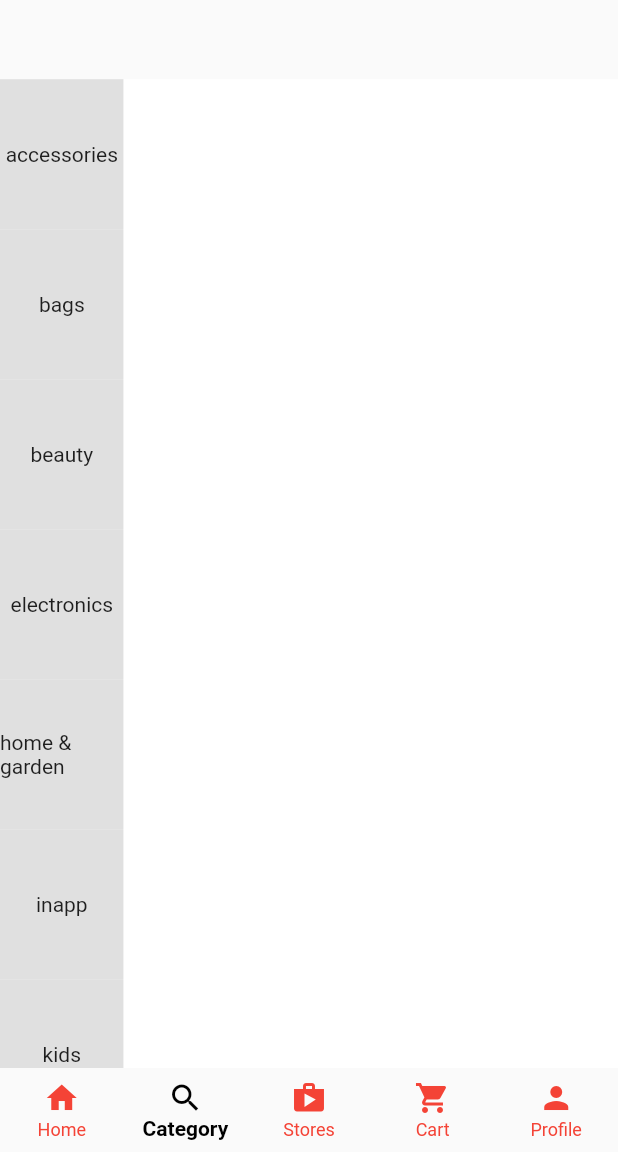
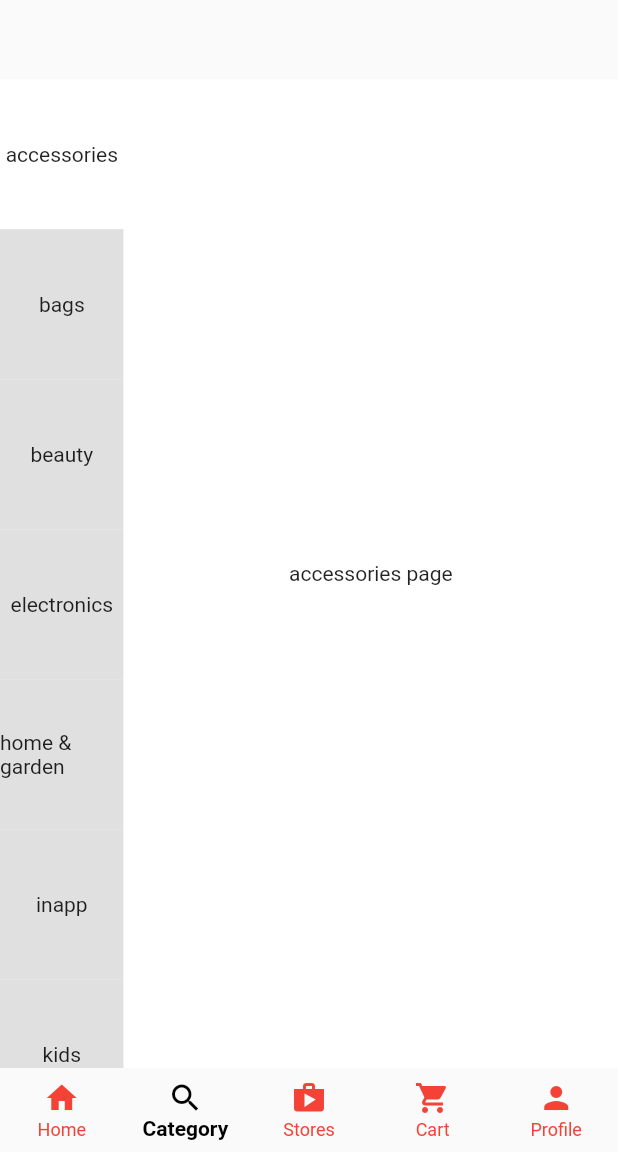
Before and after one commit to Double-Kei/CollaboProject, a Flutter app: the screen it shows after launch, item 2 of the bottom bar chosen, on a phone screen of 412 x 824 dp, the part 84-1236 px from its top. Run offline on Flutter 3.47's test engine with Material 2 defaults, Android fonts, the phone set to English and light mode, and no system bars.

Commit message:
connect sideNavigator to categoryView

```diff
--- a/lib/screens/category.dart
+++ b/lib/screens/category.dart
@@ -29,6 +29,19 @@ class CategoryScreen extends StatefulWidget {
 }
 
 class _CategoryScreenState extends State<CategoryScreen> {
+  final PageController _pageController = PageController();
+
+  @override
+  void initState() {
+    for (var element in items) {
+      element.isSelected = false;
+    }
+    setState(() {
+      items[0].isSelected = true;
+    });
+    super.initState();
+  }
+
   @override
   Widget build(BuildContext context) {
     var size = MediaQuery.of(context).size;
@@ -54,12 +67,14 @@ class _CategoryScreenState extends State<CategoryScreen> {
         itemBuilder: (context, index) {
           return GestureDetector(
             onTap: () {
-            for (var element in items) {
-              element.isSelected = false;
-            }
-            setState(() {
-              items[index].isSelected = true;
-            });
+              _pageController.animateToPage(index, duration: const Duration(microseconds: 100), curve: Curves.bounceInOut);
+              // _pageController.jumpToPage(index);
+              // for (var element in items) {
+              //   element.isSelected = false;
+              // }
+              // setState(() {
+              //   items[index].isSelected = true;
+              // });
             },
             child: Container(
               color: items[index].isSelected == true? Colors.white : Colors.grey.shade300,
@@ -67,7 +82,8 @@ class _CategoryScreenState extends State<CategoryScreen> {
               child: Center(child: Text(items[index].label)),
             ),
           );
-      }),
+        }
+      ),
     );
   }
 
@@ -76,6 +92,30 @@ class _CategoryScreenState extends State<CategoryScreen> {
       height: size.height * 0.8,
       width: size.width * 0.8,
       color: Colors.white,
+      child: PageView(
+        controller: _pageController,
+        onPageChanged: (index) {
+          for (var element in items) {
+            element.isSelected = false;
+          }
+          setState(() {
+            items[index].isSelected = true;
+          });
+        },
+        scrollDirection: Axis.vertical,
+        children: const [
+          Center(child: Text("accessories page"),),
+          Center(child: Text("bags page"),),
+          Center(child: Text("beauty page"),),
+          Center(child: Text("electronics page"),),
+          Center(child: Text("home & garden page"),),
+          Center(child: Text("inapp page"),),
+          Center(child: Text("kids page"),),
+          Center(child: Text("men page"),),
+          Center(child: Text("shoes page"),),
+          Center(child: Text("women page"),),
+        ],
+      ),
     );
   }
 }
```
Lines whose indentation alone changed are shown as unchanged.
